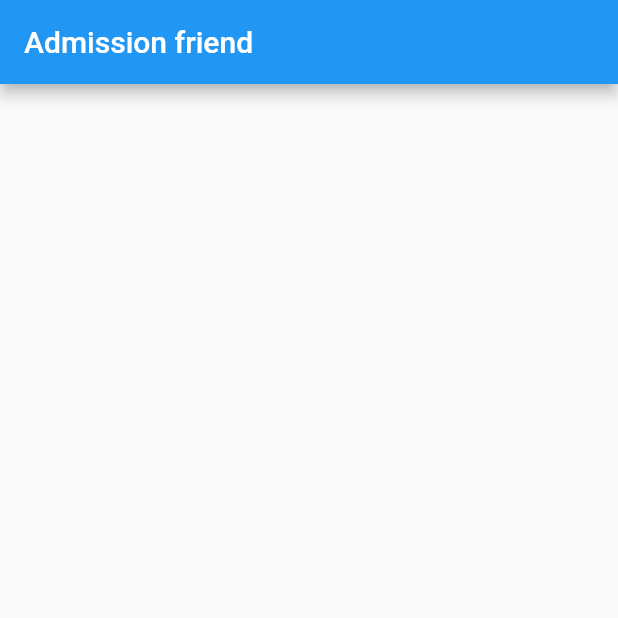
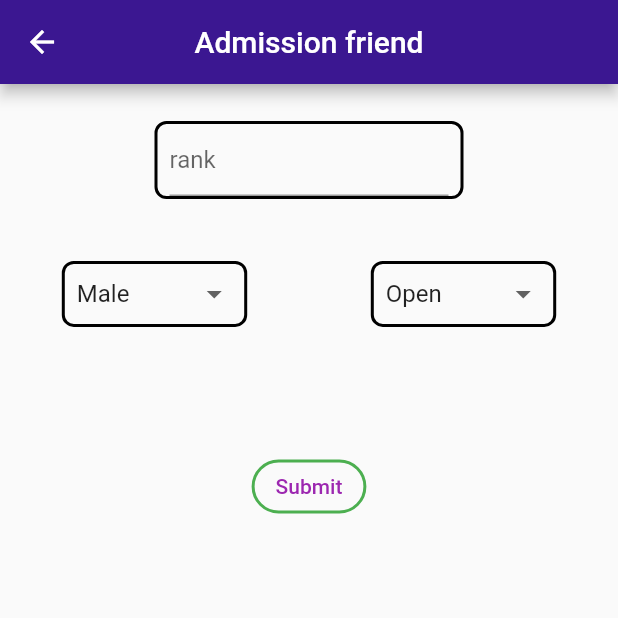
Before and after one commit to rohit-00004/admission_friend, a Flutter app: the HomePage screen opened directly, on a phone screen of 412 x 824 dp, the top half of it. Run offline on Flutter 3.47's test engine with Material 2 defaults, Android fonts, the phone set to English and light mode, and no system bars; our stand-ins replace concentric_transition.

Commit message:
Structured: home page and tab-bars

```diff
--- a/lib/home.dart
+++ b/lib/home.dart
@@ -1,3 +1,4 @@
+import 'package:admission_friend/screens/college_list.dart';
 import 'package:flutter/material.dart';
 
 class HomePage extends StatefulWidget {
@@ -8,13 +9,136 @@
 }
 
 class _HomePageState extends State<HomePage> {
+
+  final _formKey = GlobalKey<FormState>();
+  final List<String> _gender = ['Male', 'Female'];
+  final List<String> _category = ['Open', 'OBC', 'SC', 'VJ', 'ST', 'NT1', 'NT2', 'NTT3', 'EWS', 'TFWS'];
+  var _currentgender = 'Male';
   @override
   Widget build(BuildContext context) {
+    var size = MediaQuery.of(context).size;
     return Scaffold(
-      appBar: AppBar(title: const Text('Admission friend')),
-      body: Column(children: const [
+      appBar: AppBar(
+          title: const Text('Admission friend' ),
+          centerTitle: true,
+          backgroundColor: Theme.of(context).primaryColor,
+        ),
 
-      ]),
+      body: Center(
+        child: Form(
+          key: _formKey,
+          child: Column(
+            children:  [
+            SizedBox(height: size.height*.03,),
+            Container(
+              width: size.width*.5,
+              decoration: BoxDecoration(
+                border: Border.all(width: 2),
+                borderRadius: BorderRadius.circular(8)),
+              child:  Padding(
+                padding: const EdgeInsets.symmetric(horizontal: 8),
+                  child: TextFormField(
+                    validator: (value) {
+                      if(int.tryParse(value!) == null){
+                        return "Enter a valid rank";
+                      }
+                      return null;
+                    },
+                    keyboardType: TextInputType.number,
+                    decoration: const InputDecoration(
+                      hintText: 'rank',
+                    ),
+                  ),
+                ),
+            ),
+            SizedBox(height: size.height*.05,),
+            Row(
+              mainAxisAlignment: MainAxisAlignment.spaceAround,
+              children: [
+                SizedBox(
+                  width: size.width*.3,
+                  child: DropdownSelection(options: _gender, selected: 'Male'),
+                ),
+                SizedBox(
+                  width: size.width*.3,
+                  child: DropdownSelection(options: _category, selected: 'Open'),
+                ),
+              ],
+            ),
+            SizedBox(height: size.height*.1),
+            OutlinedButton(
+              // style: outlineButtonStyle,
+              style: OutlinedButton.styleFrom(
+                shape: const StadiumBorder(),
+                side: const BorderSide(
+                  width: 2,
+                  color: Colors.green
+                ),
+              ),
+              onPressed: () {
+                if(_formKey.currentState!.validate()){
+                  Navigator.push(context, MaterialPageRoute(builder: (context) =>  CollegeList()));
+                }
+               },
+              child: const Text('Submit'),
+            )
+            // const SimpleDropDown(),
+          ]),
+        ),
+      ),
     );
   }
 }
+
+class DropdownSelection extends StatefulWidget {
+  final List<String> options;
+  final String selected;
+  const DropdownSelection({required this.options, required this.selected, super.key});
+
+  @override
+  State<DropdownSelection> createState() => _MyWidgetState();
+}
+
+class _MyWidgetState extends State<DropdownSelection> {
+
+  late List<String> options;
+  late String selected;
+
+  @override
+  void initState() {
+    options = widget.options;
+    selected = widget.selected;
+    super.initState();
+  }
+
+  @override
+  Widget build(BuildContext context) {
+    return DropdownButtonHideUnderline(
+      child: Container(
+        decoration: BoxDecoration(
+          border: Border.all(width: 2),
+          borderRadius: BorderRadius.circular(8)
+        ),
+        child: Padding(
+          padding: const EdgeInsets.all(8.0),
+          child: DropdownButton<String>(
+            value: selected,
+            isDense: true,
+            onChanged: (String? newValue) {
+              setState(() {
+                selected = newValue!;
+                // state.didChange(newValue);
+              });
+            },
+            items: options.map((String value) {
+              return DropdownMenuItem<String>(
+                value: value,
+                child: Text(value),
+              );
+            }).toList(),
+          ),
+        ),
+      ),
+    );
+  }
+}
--- a/pubspec.yaml
+++ b/pubspec.yaml
@@ -36,6 +36,7 @@
   # The following adds the Cupertino Icons font to your application.
   # Use with the CupertinoIcons class for iOS style icons.
   cupertino_icons: ^1.0.2
+  concentric_transition: ^1.0.3
 
 dev_dependencies:
   flutter_test:
```
Also changed, not shown: lib/main.dart (+6 -4 lines), lib/screens/college_list.dart (added, +48 -0 lines), lib/screens/onboarding.dart (added, +120 -0 lines), lib/screens/state_level.dart (added, +43 -0 lines), lib/widgets/dropdown.dart (added, +100 -0 lines).
